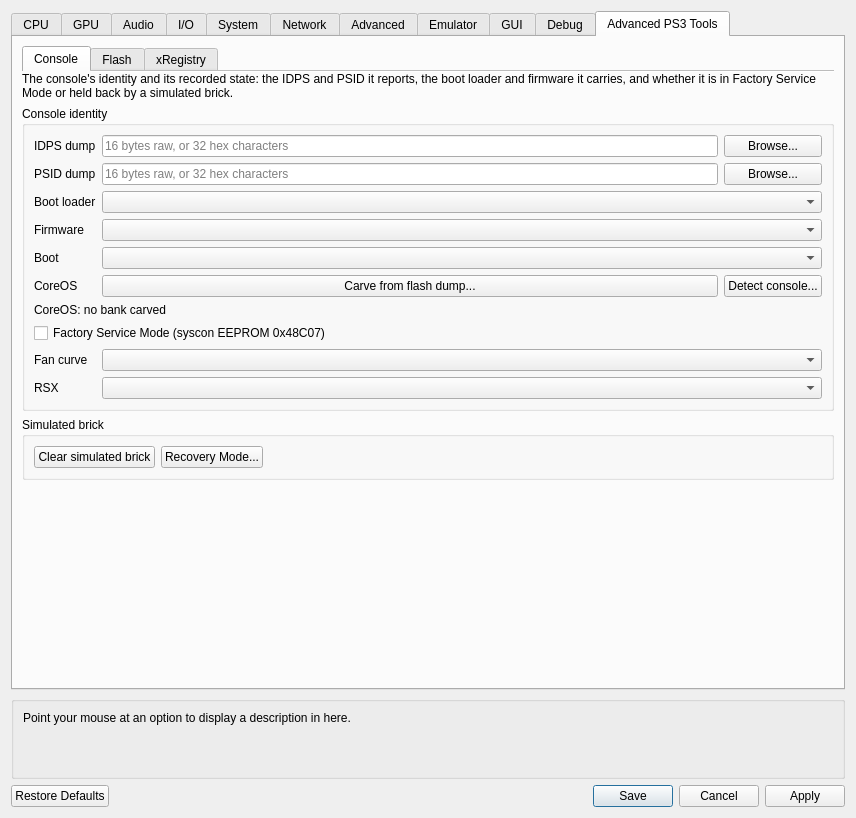
bl00dyfb0nez/rs3, file rpcs3/rpcs3qt/settings_dialog.ui: the form before one commit.
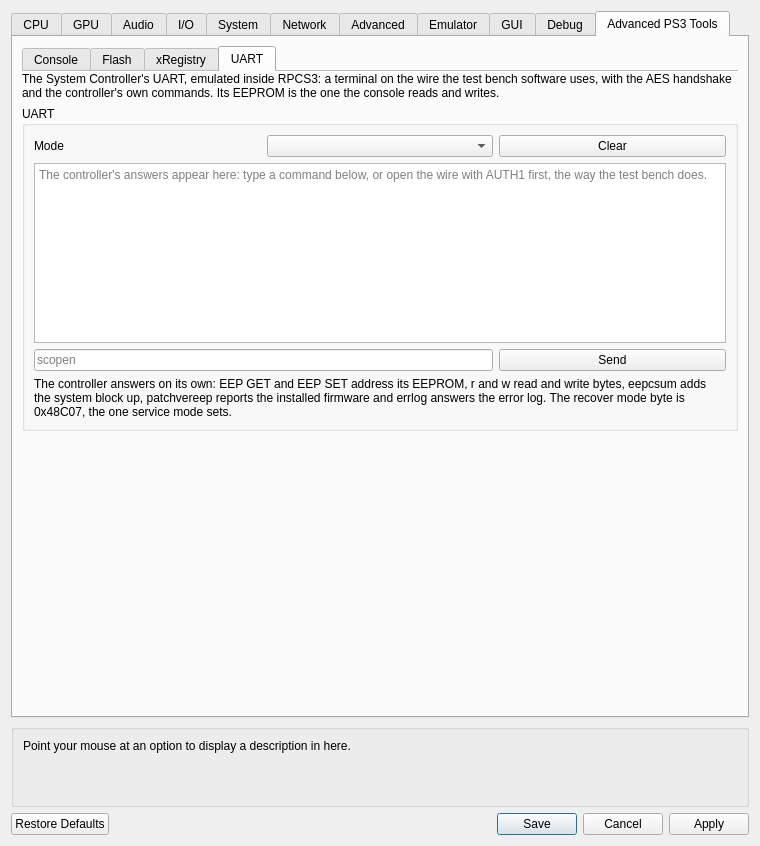
The form after the commit. The open tabs and pages were chosen to show the change. Icons and pictures are not drawn. Custom widgets are drawn as their Qt base class.

What changed in the file:
```diff
--- a/rpcs3/rpcs3qt/settings_dialog.ui
+++ b/rpcs3/rpcs3qt/settings_dialog.ui
@@ -9,8 +9,8 @@
    <rect>
     <x>0</x>
     <y>0</y>
-    <width>856</width>
-    <height>688</height>
+    <width>760</width>
+    <height>600</height>
    </rect>
   </property>
   <property name="sizePolicy">
@@ -5394,6 +5394,16 @@
                </property>
               </widget>
              </item>
+             <item row="9" column="0">
+              <widget class="QLabel" name="label_coreos_bank">
+               <property name="text">
+                <string>banksel</string>
+               </property>
+              </widget>
+             </item>
+             <item row="9" column="1" colspan="2">
+              <widget class="QComboBox" name="combo_coreos_bank"/>
+             </item>
              <item row="8" column="0" colspan="3">
               <widget class="QLabel" name="label_bar_hint">
                <property name="text">
@@ -5723,6 +5733,120 @@
            </item>
           </layout>
          </widget>
+         <widget class="QWidget" name="dumpsPage4">
+          <attribute name="title">
+           <string>UART</string>
+          </attribute>
+          <attribute name="toolTip">
+           <string>The System Controller's UART</string>
+          </attribute>
+          <layout class="QVBoxLayout" name="dumpsPage4Layout">
+           <property name="leftMargin">
+            <number>0</number>
+           </property>
+           <property name="topMargin">
+            <number>0</number>
+           </property>
+           <property name="rightMargin">
+            <number>0</number>
+           </property>
+           <property name="bottomMargin">
+            <number>0</number>
+           </property>
+           <item>
+            <widget class="QLabel" name="label_dumpsPage4_desc">
+             <property name="text">
+              <string>The System Controller's UART, emulated inside RPCS3: a terminal on the wire the test bench software uses, with the AES handshake and the controller's own commands. Its EEPROM is the one the console reads and writes.</string>
+             </property>
+             <property name="wordWrap">
+              <bool>true</bool>
+             </property>
+            </widget>
+           </item>
+           <item>
+            <widget class="QGroupBox" name="gb_uart">
+             <property name="title">
+              <string>UART</string>
+             </property>
+             <layout class="QGridLayout" name="gb_uart_layout">
+              <item row="0" column="0">
+               <widget class="QLabel" name="label_uart_type">
+                <property name="text">
+                 <string>Mode</string>
+                </property>
+               </widget>
+              </item>
+              <item row="0" column="1">
+               <widget class="QComboBox" name="combo_uart_type"/>
+              </item>
+              <item row="0" column="2">
+               <widget class="QPushButton" name="button_uart_clear">
+                <property name="text">
+                 <string>Clear</string>
+                </property>
+               </widget>
+              </item>
+              <item row="1" column="0" colspan="3">
+               <widget class="QPlainTextEdit" name="text_uart">
+                <property name="readOnly">
+                 <bool>true</bool>
+                </property>
+                <property name="maximumSize">
+                 <size>
+                  <width>16777215</width>
+                  <height>180</height>
+                 </size>
+                </property>
+                <property name="placeholderText">
+                 <string>The controller's answers appear here: type a command below, or open the wire with AUTH1 first, the way the test bench does.</string>
+                </property>
+               </widget>
+              </item>
+              <item row="2" column="0" colspan="2">
+               <widget class="QLineEdit" name="edit_uart_command">
+                <property name="placeholderText">
+                 <string>scopen</string>
+                </property>
+               </widget>
+              </item>
+              <item row="2" column="2">
+               <widget class="QPushButton" name="button_uart_send">
+                <property name="text">
+                 <string>Send</string>
+                </property>
+               </widget>
+              </item>
+              <item row="3" column="0" colspan="3">
+               <widget class="QLabel" name="label_uart_hint">
+                <property name="text">
+                 <string>The controller answers on its own: EEP GET and EEP SET address its EEPROM, r and w read and write bytes, eepcsum adds the system block up, patchvereep reports the installed firmware and errlog answers the error log. The recover mode byte is 0x48C07, the one service mode sets.</string>
+                </property>
+                <property name="wordWrap">
+                 <bool>true</bool>
+                </property>
+               </widget>
+              </item>
+             </layout>
+            </widget>
+           </item>
+           <item>
+            <spacer name="dumpsPage4Spacer">
+             <property name="orientation">
+              <enum>Qt::Orientation::Vertical</enum>
+             </property>
+             <property name="sizeType">
+              <enum>QSizePolicy::Policy::MinimumExpanding</enum>
+             </property>
+             <property name="sizeHint" stdset="0">
+              <size>
+               <width>0</width>
+               <height>0</height>
+              </size>
+             </property>
+            </spacer>
+           </item>
+          </layout>
+         </widget>
         </widget>
        </item>
       </layout>
```
